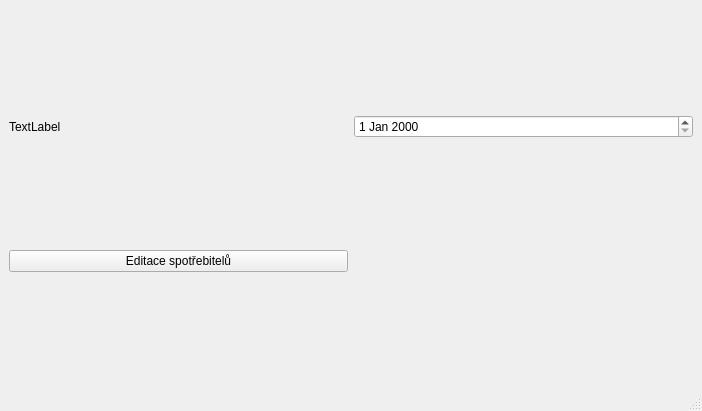
First picture: the form in mainwindow.ui, repository jelazi/ElectricityCounter, before the edit.
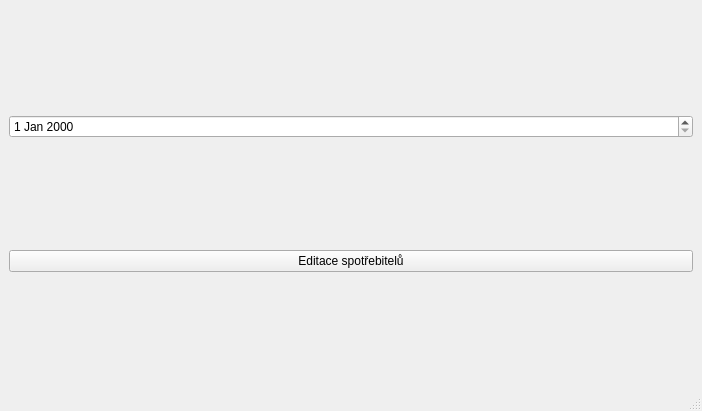
Second picture: the form after the edit.

What changed in the file:
```diff
--- a/mainwindow.ui
+++ b/mainwindow.ui
@@ -15,23 +15,20 @@
   </property>
   <widget class="QWidget" name="centralwidget">
    <layout class="QGridLayout" name="gridLayout">
-    <item row="0" column="1">
-     <widget class="QDateEdit" name="dateEdit"/>
-    </item>
-    <item row="0" column="0">
-     <widget class="QLabel" name="label">
-      <property name="text">
-       <string>TextLabel</string>
-      </property>
-     </widget>
-    </item>
-    <item row="1" column="0">
+    <item row="2" column="0">
      <widget class="QPushButton" name="editUserBtn">
       <property name="text">
        <string>Editace spotřebitelů</string>
       </property>
      </widget>
     </item>
+    <item row="1" column="0">
+     <layout class="QGridLayout" name="gridLayout_2">
+      <item row="0" column="0">
+       <widget class="QDateEdit" name="dateEdit"/>
+      </item>
+     </layout>
+    </item>
    </layout>
   </widget>
   <widget class="QMenuBar" name="menubar">
```
